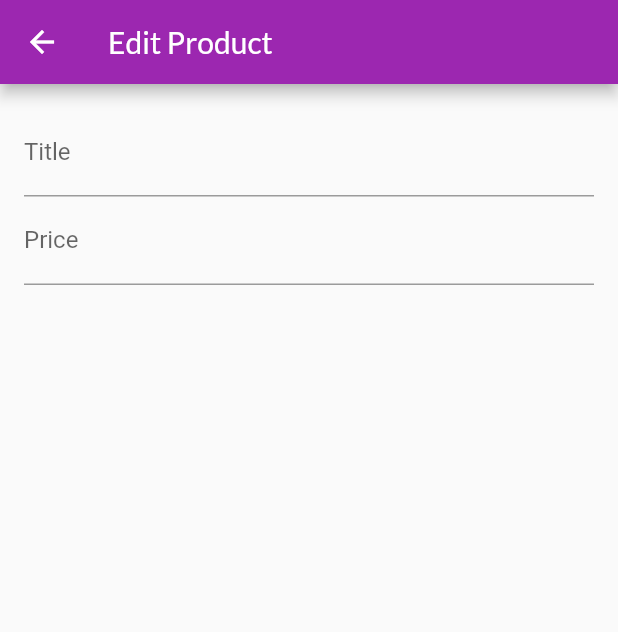
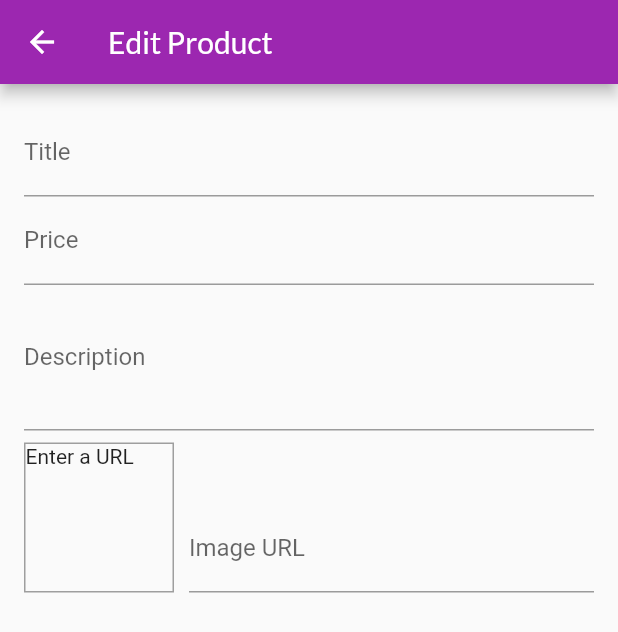
Before and after one commit to lionel-p-albus/demo_05, a Flutter app: the EditProductScreen screen opened by its route, on a phone screen of 412 x 824 dp. Shown: the top 632 px of the screen. Run offline on Flutter 3.47's test engine with Material 2 defaults, Android fonts, the phone set to English and light mode, and no system bars; network calls fail.

Commit message:
image input & image preview

```diff
--- a/lib/screens/edit_product_screen.dart
+++ b/lib/screens/edit_product_screen.dart
@@ -2,12 +2,42 @@ import 'package:flutter/material.dart';
 
 class EditProductScreen extends StatefulWidget {
   static const routeName = '/edit-product';
+
   @override
   _EditProductScreenState createState() => _EditProductScreenState();
 }
 
 class _EditProductScreenState extends State<EditProductScreen> {
   final _priceFocusNode = FocusNode();
+  final _descriptionFocusNode = FocusNode();
+  final _imageUrlFocusNode = FocusNode();
+  final _imageUrlController = TextEditingController();
+
+  @override
+  void initState() {
+    _imageUrlFocusNode.addListener(_updateImageUrl);
+    super.initState();
+  }
+
+  @override
+  void dispose() {
+    _priceFocusNode.dispose();
+    _descriptionFocusNode.dispose();
+    _imageUrlFocusNode.dispose();
+
+    _imageUrlController.dispose();
+
+    _imageUrlFocusNode.removeListener(_updateImageUrl);
+    super.dispose();
+  }
+
+  void _updateImageUrl() {
+    if (!_imageUrlFocusNode.hasFocus) {
+      setState(() {
+
+      });
+    }
+  }
 
   @override
   Widget build(BuildContext context) {
@@ -32,7 +62,52 @@ class _EditProductScreenState extends State<EditProductScreen> {
                 textInputAction: TextInputAction.next,
                 keyboardType: TextInputType.number,
                 focusNode: _priceFocusNode,
+                onFieldSubmitted: (value) {
+                  FocusScope.of(context).requestFocus(_descriptionFocusNode);
+                },
               ),
+              TextFormField(
+                decoration: InputDecoration(labelText: 'Description'),
+                maxLines: 3,
+                keyboardType: TextInputType.multiline,
+                focusNode: _descriptionFocusNode,
+              ),
+              Row(
+                crossAxisAlignment: CrossAxisAlignment.end,
+                children: [
+                  Container(
+                    width: 100,
+                    height: 100,
+                    margin: EdgeInsets.only(
+                      top: 8,
+                      right: 10,
+                    ),
+                    decoration: BoxDecoration(
+                      border: Border.all(
+                        width: 1,
+                        color: Colors.grey,
+                      ),
+                    ),
+                    child: _imageUrlController.text.isEmpty
+                        ? Text('Enter a URL')
+                        : FittedBox(
+                            child: Image.network(
+                              _imageUrlController.text,
+                              fit: BoxFit.cover,
+                            ),
+                          ),
+                  ),
+                  Expanded(
+                    child: TextFormField(
+                      decoration: InputDecoration(labelText: 'Image URL'),
+                      keyboardType: TextInputType.url,
+                      textInputAction: TextInputAction.done,
+                      controller: _imageUrlController,
+                      focusNode: _imageUrlFocusNode,
+                    ),
+                  ),
+                ],
+              )
             ],
           ),
         ),
```
